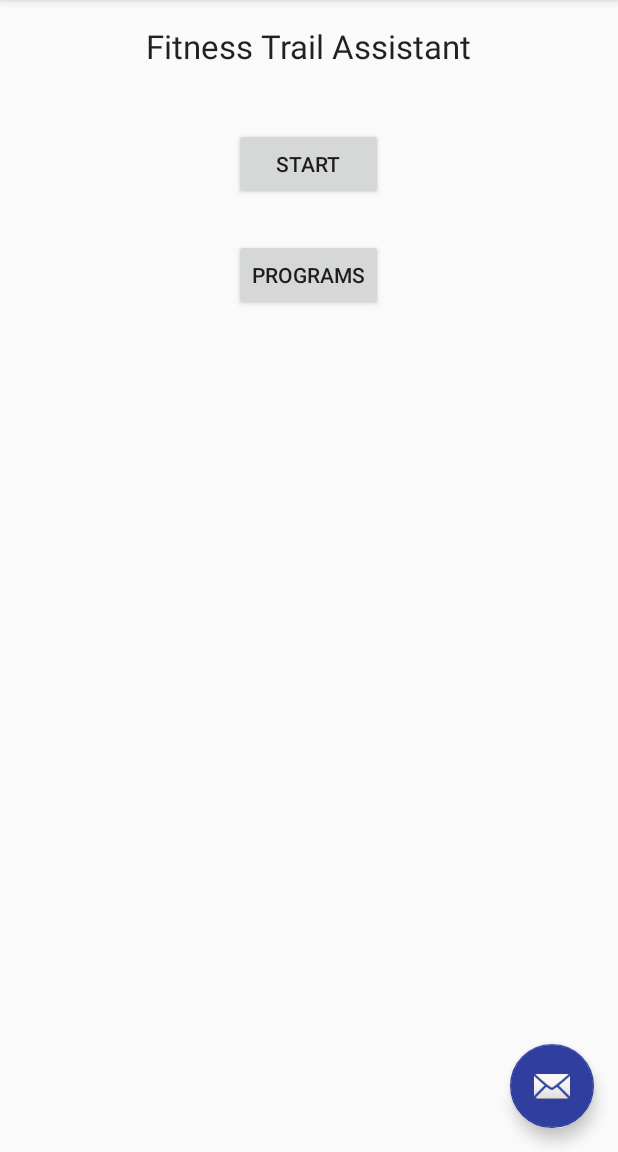
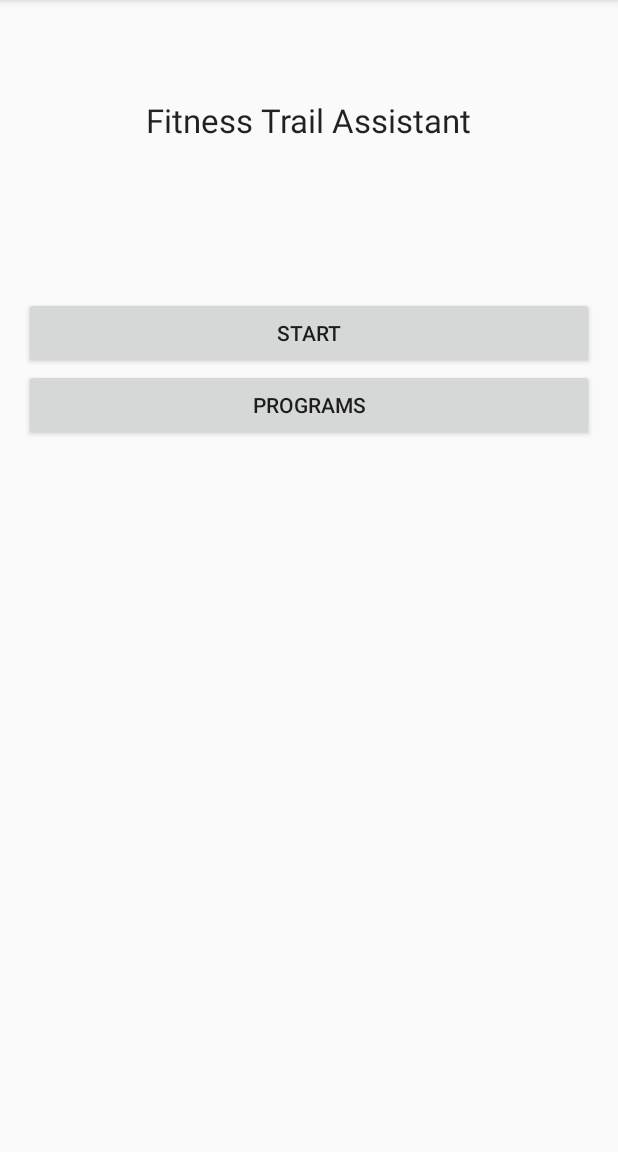
Before and after one commit to BestTrail-Soft/fat, an Android app: the screen it shows after launch (MainActivity), on a phone screen of 412 x 824 dp, the part 84-1236 px from its top. Run offline under Robolectric (Android 15) with nearby library versions, the phone set to English and light mode, and no system bars.

Commit message:
Main screen reworked

```diff
--- a/app/src/main/java/sk/besttrailsoft/fat/MainActivity.java
+++ b/app/src/main/java/sk/besttrailsoft/fat/MainActivity.java
@@ -21,14 +21,6 @@ public class MainActivity extends AppCompatActivity {
         Toolbar toolbar = (Toolbar) findViewById(R.id.toolbar);
         setSupportActionBar(toolbar);
 
-        FloatingActionButton fab = (FloatingActionButton) findViewById(R.id.fab);
-        fab.setOnClickListener(new View.OnClickListener() {
-            @Override
-            public void onClick(View view) {
-                Snackbar.make(view, "Replace with your own action", Snackbar.LENGTH_LONG)
-                        .setAction("Action", null).show();
-            }
-        });
     }
 
     @Override
--- a/app/src/main/java/sk/besttrailsoft/fat/program/ProgramsActivity.java
+++ b/app/src/main/java/sk/besttrailsoft/fat/program/ProgramsActivity.java
@@ -95,6 +95,7 @@ public class ProgramsActivity extends AppCompatActivity {
 
         switch (item.getItemId()){
             case DELETE_MENU_ITEM:
+                Toast.makeText(getApplicationContext(), names.get(info.position) + " deleted", Toast.LENGTH_SHORT).show();
                 programManager.deleteProgram(names.get(info.position));
                 updateProgramsNames();
 
@@ -117,7 +118,7 @@ public class ProgramsActivity extends AppCompatActivity {
 
 
         ((ArrayAdapter)listView.getAdapter()).notifyDataSetChanged();
-        Toast.makeText(getApplicationContext(), "DELETE", Toast.LENGTH_SHORT).show();
+
     }
 
 
--- a/app/src/main/res/layout/activity_main.xml
+++ b/app/src/main/res/layout/activity_main.xml
@@ -17,9 +17,4 @@
 
     <include layout="@layout/content_main" />
 
-    <android.support.design.widget.FloatingActionButton android:id="@+id/fab"
-        android:layout_width="wrap_content" android:layout_height="wrap_content"
-        android:layout_gravity="bottom|end" android:layout_margin="@dimen/fab_margin"
-        android:src="@android:drawable/ic_dialog_email" />
-
 </android.support.design.widget.CoordinatorLayout>
--- a/app/src/main/res/layout/content_main.xml
+++ b/app/src/main/res/layout/content_main.xml
@@ -10,16 +10,15 @@
     tools:showIn="@layout/activity_main" tools:context=".MainActivity">
 
     <Button
-        android:layout_width="wrap_content"
+        android:layout_width="match_parent"
         android:layout_height="wrap_content"
         android:text="Start"
         android:id="@+id/startButton"
-        android:layout_marginTop="69dp"
+        android:layout_marginTop="103dp"
         android:onClick="onStartButtonClick"
-        android:layout_alignRight="@+id/button"
-        android:layout_alignEnd="@+id/button"
-        android:layout_alignLeft="@+id/button"
-        android:layout_alignStart="@+id/button" />
+        android:layout_below="@+id/textView"
+        android:layout_alignParentLeft="true"
+        android:layout_alignParentStart="true" />
 
     <TextView
         android:layout_width="wrap_content"
@@ -28,15 +27,16 @@
         android:text="Fitness Trail Assistant"
         android:id="@+id/textView"
         android:layout_alignParentTop="true"
-        android:layout_centerHorizontal="true" />
+        android:layout_centerHorizontal="true"
+        android:layout_marginTop="49dp" />
 
     <Button
-        android:layout_width="wrap_content"
+        android:layout_width="fill_parent"
         android:layout_height="wrap_content"
         android:text="Programs"
         android:id="@+id/button"
+        android:onClick="onProgramsButtonClick"
         android:layout_below="@+id/startButton"
-        android:layout_centerHorizontal="true"
-        android:layout_marginTop="26dp"
-        android:onClick="onProgramsButtonClick"/>
+        android:layout_alignParentLeft="true"
+        android:layout_alignParentStart="true" />
 </RelativeLayout>
```
